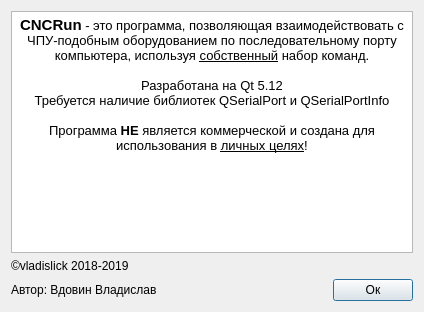
Above: ui/aboutapp.ui from vladislick/CNCRun before the change. Below: the same form after it.
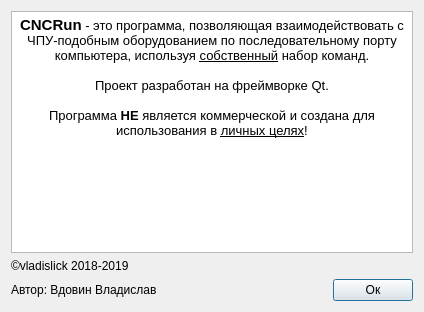
That is the form after the change.

Patch:
```diff
--- a/ui/aboutapp.ui
+++ b/ui/aboutapp.ui
@@ -20,11 +20,10 @@
       <string>&lt;!DOCTYPE HTML PUBLIC &quot;-//W3C//DTD HTML 4.0//EN&quot; &quot;http://www.w3.org/TR/REC-html40/strict.dtd&quot;&gt;
 &lt;html&gt;&lt;head&gt;&lt;meta name=&quot;qrichtext&quot; content=&quot;1&quot; /&gt;&lt;style type=&quot;text/css&quot;&gt;
 p, li { white-space: pre-wrap; }
-&lt;/style&gt;&lt;/head&gt;&lt;body style=&quot; font-family:'Noto Sans'; font-size:9pt; font-weight:400; font-style:normal;&quot;&gt;
+&lt;/style&gt;&lt;/head&gt;&lt;body style=&quot; font-family:'Noto Sans'; font-size:8pt; font-weight:400; font-style:normal;&quot;&gt;
 &lt;p align=&quot;center&quot; style=&quot; margin-top:0px; margin-bottom:0px; margin-left:0px; margin-right:0px; -qt-block-indent:0; text-indent:0px;&quot;&gt;&lt;span style=&quot; font-size:11pt; font-weight:600; color:#000000;&quot;&gt;CNCRun&lt;/span&gt;&lt;span style=&quot; font-size:10pt;&quot;&gt; - это программа, позволяющая взаимодействовать с ЧПУ-подобным оборудованием по последовательному порту компьютера, используя &lt;/span&gt;&lt;span style=&quot; font-size:10pt; text-decoration: underline;&quot;&gt;собственный&lt;/span&gt;&lt;span style=&quot; font-size:10pt;&quot;&gt; набор команд.&lt;/span&gt;&lt;/p&gt;
 &lt;p align=&quot;center&quot; style=&quot;-qt-paragraph-type:empty; margin-top:0px; margin-bottom:0px; margin-left:0px; margin-right:0px; -qt-block-indent:0; text-indent:0px; font-size:10pt;&quot;&gt;&lt;br /&gt;&lt;/p&gt;
-&lt;p align=&quot;center&quot; style=&quot; margin-top:0px; margin-bottom:0px; margin-left:0px; margin-right:0px; -qt-block-indent:0; text-indent:0px;&quot;&gt;&lt;span style=&quot; font-size:10pt;&quot;&gt;Разработана на Qt 5.12&lt;/span&gt;&lt;/p&gt;
-&lt;p align=&quot;center&quot; style=&quot; margin-top:0px; margin-bottom:0px; margin-left:0px; margin-right:0px; -qt-block-indent:0; text-indent:0px;&quot;&gt;&lt;span style=&quot; font-size:10pt;&quot;&gt;Требуется наличие библиотек QSerialPort и QSerialPortInfo&lt;/span&gt;&lt;/p&gt;
+&lt;p align=&quot;center&quot; style=&quot; margin-top:0px; margin-bottom:0px; margin-left:0px; margin-right:0px; -qt-block-indent:0; text-indent:0px;&quot;&gt;&lt;span style=&quot; font-size:10pt;&quot;&gt;Проект разработан на фреймворке Qt.&lt;/span&gt;&lt;/p&gt;
 &lt;p align=&quot;center&quot; style=&quot;-qt-paragraph-type:empty; margin-top:0px; margin-bottom:0px; margin-left:0px; margin-right:0px; -qt-block-indent:0; text-indent:0px; font-size:10pt;&quot;&gt;&lt;br /&gt;&lt;/p&gt;
 &lt;p align=&quot;center&quot; style=&quot; margin-top:0px; margin-bottom:0px; margin-left:0px; margin-right:0px; -qt-block-indent:0; text-indent:0px;&quot;&gt;&lt;span style=&quot; font-size:10pt;&quot;&gt;Программа &lt;/span&gt;&lt;span style=&quot; font-size:10pt; font-weight:600;&quot;&gt;НЕ &lt;/span&gt;&lt;span style=&quot; font-size:10pt;&quot;&gt;является коммерческой и создана для использования в &lt;/span&gt;&lt;span style=&quot; font-size:10pt; text-decoration: underline;&quot;&gt;личных целях&lt;/span&gt;&lt;span style=&quot; font-size:10pt;&quot;&gt;!&lt;/span&gt;&lt;/p&gt;&lt;/body&gt;&lt;/html&gt;</string>
      </property>
```
